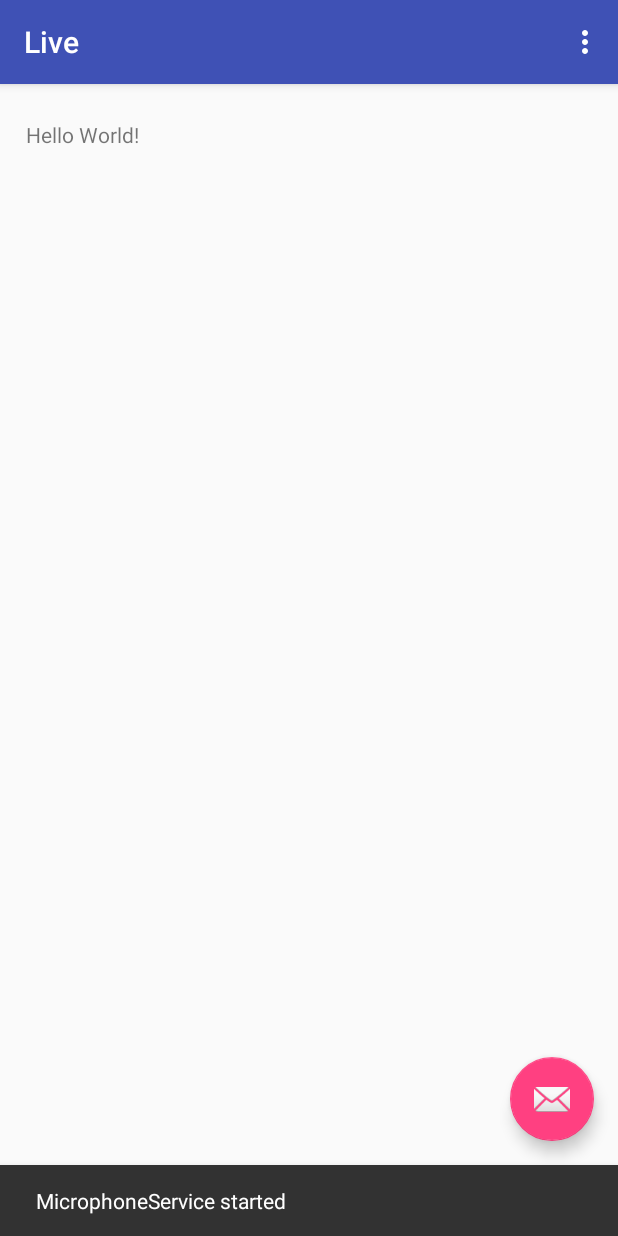
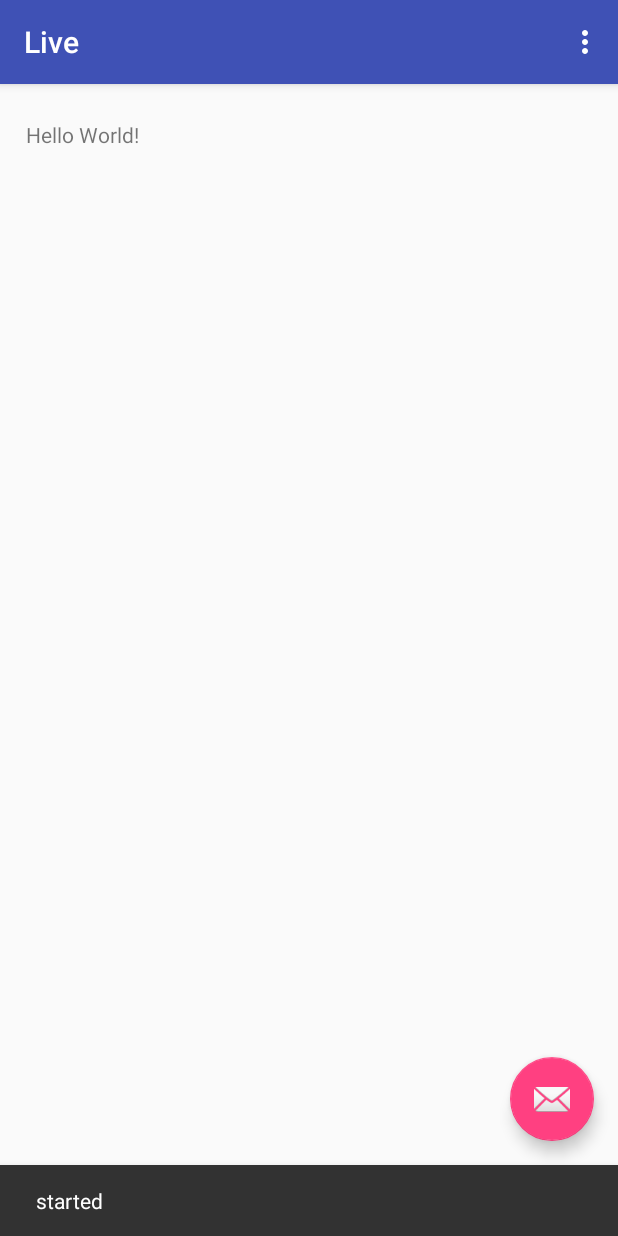
Before and after one commit to atorresdi/IoTSeminar2017_SleepMonitoring, an Android app: the screen it shows after launch (MainActivity), after a tap on an icon or button, on a phone screen of 412 x 824 dp. Run offline under Robolectric (Android 15) with nearby library versions, the phone set to English and light mode, and no system bars.

Commit message:
All sensor data is being sent to RPi

```diff
--- a/Live/mobile/src/main/java/com/example/live/MainActivity.java
+++ b/Live/mobile/src/main/java/com/example/live/MainActivity.java
@@ -47,27 +47,15 @@ public class MainActivity extends AppCompatActivity {
         fab.setOnClickListener(new View.OnClickListener() {
             @Override
             public void onClick(View view) {
-//                String msg;
-//                if (started) {
-//                    msg = "SensorService stopped";
-//                    ServiceComm.executeAction(context, WatchCommService.SERVICE_NAME, WatchCommService.ACT_STOP);
-//                }
-//                else {
-//                    msg = "SensorService started";
-//                    ServiceComm.executeAction(context, WatchCommService.SERVICE_NAME, WatchCommService.ACT_START);
-//                }
-//                started = !started;
-//
-//                Snackbar.make(view, msg, Snackbar.LENGTH_LONG)
-//                        .setAction("Action", null).show();
-
                 String msg;
                 if (started) {
-                    msg = "MicrophoneService stopped";
+                    msg = "stopped";
+                    ServiceComm.executeAction(context, WatchCommService.SERVICE_NAME, WatchCommService.ACT_STOP);
                     ServiceComm.executeAction(context, MicrophoneService.SERVICE_NAME, MicrophoneService.ACT_STOP);
                 }
                 else {
-                    msg = "MicrophoneService started";
+                    msg = "started";
+                    ServiceComm.executeAction(context, WatchCommService.SERVICE_NAME, WatchCommService.ACT_START);
                     ServiceComm.executeAction(context, MicrophoneService.SERVICE_NAME, MicrophoneService.ACT_START);
                 }
                 started = !started;
```
Also changed, not shown: 1 other file.
